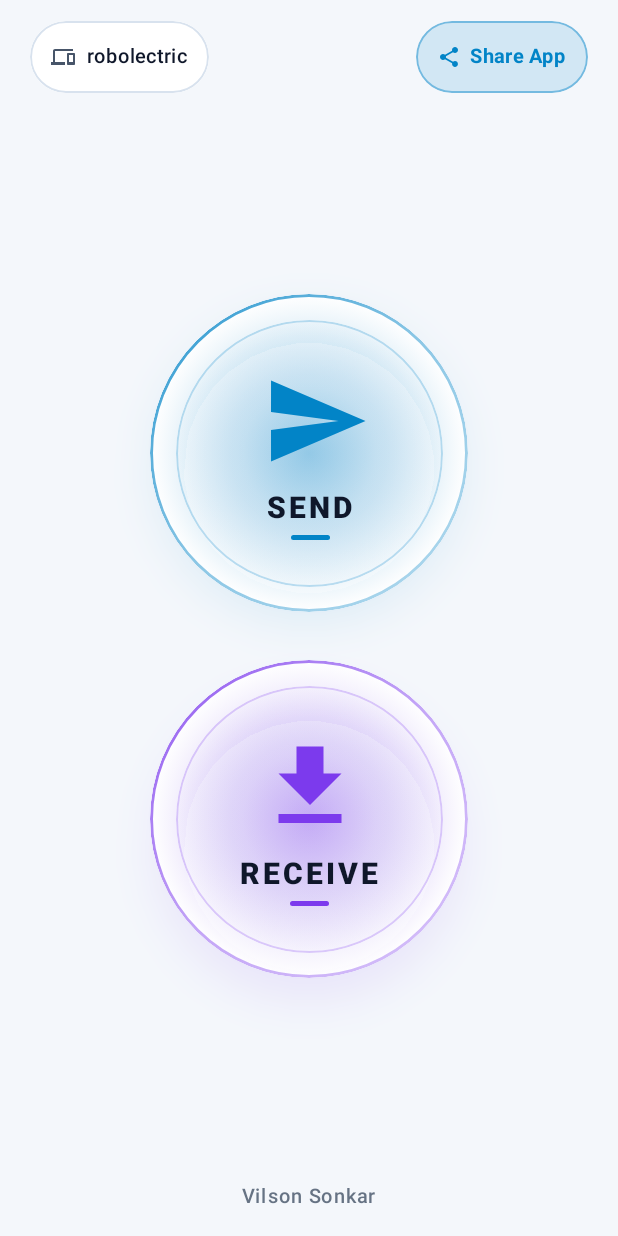
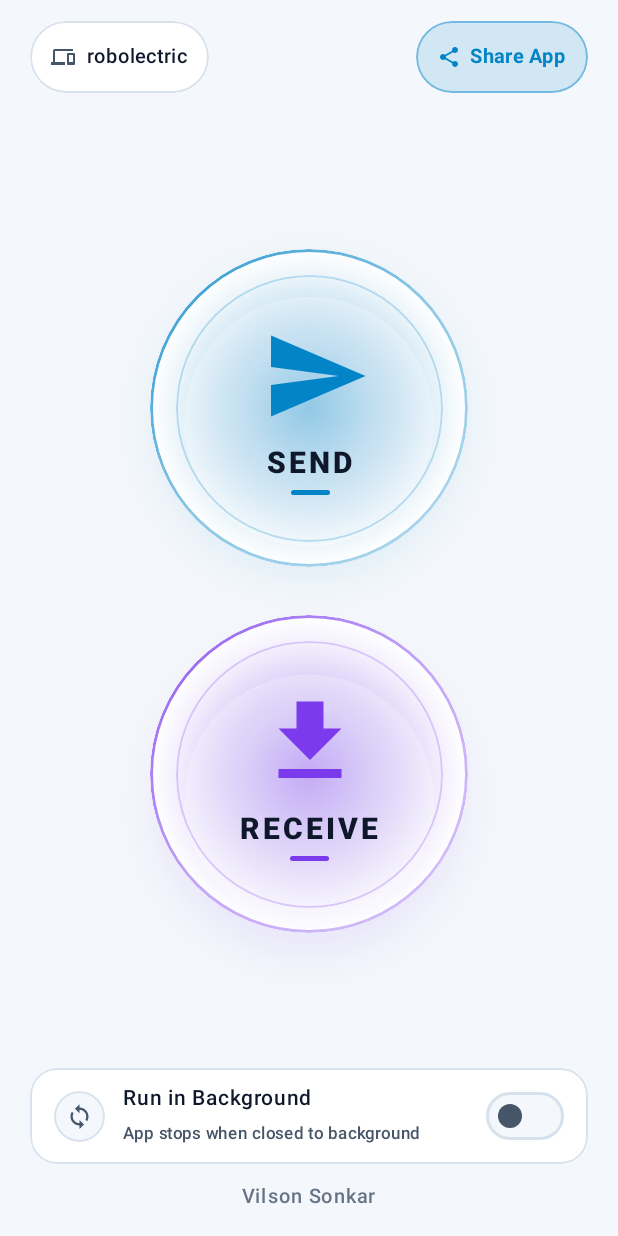
Before and after one commit to Vilson1999/Mini-Share, an Android app built with Jetpack Compose: the screen it shows after launch (MainActivity), on a phone screen of 412 x 824 dp. Run offline under Robolectric (Android 15) with nearby library versions, the phone set to English and light mode, and no system bars.

Commit message:
feat: add background service toggle
- Add UI toggle to control background service persistence.
- Update `TransferForegroundService` to respect background state and lifecycle.
- Add background sync icon and update build configuration for better resource management.

```diff
--- a/app/src/main/java/com/example/MainActivity.kt
+++ b/app/src/main/java/com/example/MainActivity.kt
@@ -317,6 +317,7 @@ fun MainAppContent(
     val storageDisplayName by viewModel.storageDisplayName.collectAsStateWithLifecycle()
     val currentScreen by viewModel.currentScreen.collectAsStateWithLifecycle()
     val connectingDeviceAddress by viewModel.connectingDeviceAddress.collectAsStateWithLifecycle()
+    val runInBackground by viewModel.runInBackground.collectAsStateWithLifecycle()
 
     var pendingAction by remember { mutableStateOf<(() -> Unit)?>(null) }
     var awaitingExternalModal by remember { mutableStateOf(false) }
@@ -425,8 +426,8 @@ fun MainAppContent(
         awaitingExternalModal = false
     }
 
-    LaunchedEffect(isTransferActive) {
-        if (isTransferActive &&
+    LaunchedEffect(runInBackground) {
+        if (runInBackground &&
             !askedNotificationPermission &&
             Build.VERSION.SDK_INT >= Build.VERSION_CODES.TIRAMISU &&
             ContextCompat.checkSelfPermission(context, Manifest.permission.POST_NOTIFICATIONS) != PackageManager.PERMISSION_GRANTED
@@ -437,7 +438,7 @@ fun MainAppContent(
         }
     }
 
-    // Run in background only while a file transfer is active; stop everything when idle
+    // Run in background only when the Run in Background toggle is turned on
     DisposableEffect(lifecycleOwner) {
         val observer = LifecycleEventObserver { _, event ->
             when (event) {
@@ -548,6 +549,10 @@ fun MainAppContent(
                 AppScreen.HOME -> {
                     HomeScreen(
                         userName = userName,
+                        runInBackground = runInBackground,
+                        onToggleRunInBackground = { enabled ->
+                            viewModel.setRunInBackground(enabled)
+                        },
                         onSendClick = {
                             requestActionWithPermissionsAndSettings {
                                 awaitingExternalModal = true
--- a/app/src/main/java/com/example/ui/components/AppIcons.kt
+++ b/app/src/main/java/com/example/ui/components/AppIcons.kt
@@ -106,6 +106,13 @@ object AppIcons {
         )
     }
 
+    val BackgroundSync: ImageVector by lazy {
+        vectorIcon(
+            name = "BackgroundSync",
+            pathData = "M12,4V1L8,5l4,4V6c3.31,0 6,2.69 6,6 0,1.01 -0.25,1.97 -0.7,2.8l1.46,1.46C19.54,15.03 20,13.57 20,12c0,-4.42 -3.58,-8 -8,-8zM12,18c-3.31,0 -6,-2.69 -6,-6 0,-1.01 0.25,-1.97 0.7,-2.8L5.24,7.74C4.46,8.97 4,10.43 4,12c0,4.42 3.58,8 8,8v3l4,-4 -4,-4v3z"
+        )
+    }
+
     private fun vectorIcon(
         name: String,
         pathData: String,
--- a/app/src/main/java/com/example/ui/screens/HomeScreen.kt
+++ b/app/src/main/java/com/example/ui/screens/HomeScreen.kt
@@ -18,9 +18,14 @@ import androidx.compose.foundation.layout.offset
 import androidx.compose.foundation.layout.padding
 import androidx.compose.foundation.layout.size
 import androidx.compose.foundation.layout.width
+import androidx.compose.foundation.layout.widthIn
+import androidx.compose.foundation.selection.toggleable
 import androidx.compose.foundation.shape.CircleShape
+import androidx.compose.foundation.shape.RoundedCornerShape
 import androidx.compose.material3.Icon
 import androidx.compose.material3.MaterialTheme
+import androidx.compose.material3.Switch
+import androidx.compose.material3.SwitchDefaults
 import androidx.compose.material3.Text
 import androidx.compose.material3.ripple
 import androidx.compose.runtime.Composable
@@ -48,6 +53,8 @@ import com.example.ui.theme.ElectricBlue
 @Composable
 fun HomeScreen(
     userName: String,
+    runInBackground: Boolean,
+    onToggleRunInBackground: (Boolean) -> Unit,
     onSendClick: () -> Unit,
     onReceiveClick: () -> Unit,
     onShareApkClick: () -> Unit,
@@ -197,12 +204,108 @@ fun HomeScreen(
             }
         }
 
-        Box(
+        Column(
             modifier = Modifier
                 .fillMaxWidth()
-                .padding(horizontal = 20.dp, vertical = 14.dp),
-            contentAlignment = Alignment.Center
+                .padding(horizontal = 20.dp)
+                .padding(bottom = 14.dp),
+            horizontalAlignment = Alignment.CenterHorizontally
         ) {
+            Row(
+                modifier = Modifier
+                    .widthIn(max = 420.dp)
+                    .fillMaxWidth()
+                    .heightIn(min = 52.dp)
+                    .clip(RoundedCornerShape(18.dp))
+                    .background(
+                        if (runInBackground) colors.primary.copy(alpha = 0.12f)
+                        else colors.surfaceVariant
+                    )
+                    .border(
+                        width = 1.dp,
+                        color = if (runInBackground) colors.primary.copy(alpha = 0.45f) else colors.outline,
+                        shape = RoundedCornerShape(18.dp)
+                    )
+                    .toggleable(
+                        value = runInBackground,
+                        role = Role.Switch,
+                        onValueChange = onToggleRunInBackground
+                    )
+                    .padding(horizontal = 16.dp, vertical = 8.dp)
+                    .testTag("run_in_background_toggle"),
+                verticalAlignment = Alignment.CenterVertically,
+                horizontalArrangement = Arrangement.SpaceBetween
+            ) {
+                Row(
+                    modifier = Modifier.weight(1f),
+                    verticalAlignment = Alignment.CenterVertically
+                ) {
+                    Box(
+                        modifier = Modifier
+                            .size(34.dp)
+                            .clip(CircleShape)
+                            .background(
+                                if (runInBackground) colors.primary.copy(alpha = 0.18f)
+                                else colors.background
+                            )
+                            .border(
+                                width = 1.dp,
+                                color = if (runInBackground) colors.primary.copy(alpha = 0.4f) else colors.outline,
+                                shape = CircleShape
+                            ),
+                        contentAlignment = Alignment.Center
+                    ) {
+                        Icon(
+                            imageVector = AppIcons.BackgroundSync,
+                            contentDescription = null,
+                            tint = if (runInBackground) colors.primary else colors.onSurfaceVariant,
+                            modifier = Modifier.size(18.dp)
+                        )
+                    }
+
+                    Spacer(modifier = Modifier.width(12.dp))
+
+                    Column {
+                        Text(
+                            text = stringResource(R.string.run_in_background),
+                            color = colors.onSurface,
+                            fontSize = 14.sp,
+                            fontWeight = FontWeight.SemiBold,
+                            maxLines = 1,
+                            overflow = TextOverflow.Ellipsis
+                        )
+                        Text(
+                            text = stringResource(
+                                if (runInBackground) R.string.run_in_background_on
+                                else R.string.run_in_background_off
+                            ),
+                            color = if (runInBackground) colors.primary else colors.onSurfaceVariant,
+                            fontSize = 11.sp,
+                            fontWeight = FontWeight.Medium,
+                            maxLines = 1,
+                            overflow = TextOverflow.Ellipsis
+                        )
+                    }
+                }
+
+                Spacer(modifier = Modifier.width(12.dp))
+
+                Switch(
+                    checked = runInBackground,
+                    onCheckedChange = null,
+                    colors = SwitchDefaults.colors(
+                        checkedThumbColor = colors.onPrimary,
+                        checkedTrackColor = colors.primary,
+                        uncheckedThumbColor = colors.onSurfaceVariant,
+                        uncheckedTrackColor = colors.background,
+                        uncheckedBorderColor = colors.outline
+                    ),
+                    modifier = Modifier.testTag("run_in_background_switch")
+                )
+            }
+
+            Spacer(modifier = Modifier.height(10.dp))
+
             Text(
                 text = stringResource(R.string.developer_name),
                 color = colors.onSurfaceVariant.copy(alpha = 0.82f),
--- a/app/src/main/res/drawable/ic_launcher_background.xml
+++ b/app/src/main/res/drawable/ic_launcher_background.xml
@@ -1,5 +1,6 @@
 <?xml version="1.0" encoding="utf-8"?>
 <vector xmlns:android="http://schemas.android.com/apk/res/android"
+    xmlns:aapt="http://schemas.android.com/aapt"
     android:width="108dp"
     android:height="108dp"
     android:viewportWidth="108"
@@ -7,7 +8,6 @@
     <path android:pathData="M0,0h108v108h-108z">
         <aapt:attr name="android:fillColor">
             <gradient
-                xmlns:aapt="http://schemas.android.com/aapt"
                 android:startX="8"
                 android:startY="8"
                 android:endX="100"
--- a/app/src/main/res/values/strings.xml
+++ b/app/src/main/res/values/strings.xml
@@ -7,8 +7,14 @@
     <string name="choose_folder">Choose Folder</string>
     <string name="reset_default">Default</string>
     <string name="developer_name">Vilson Sonkar</string>
-    <string name="transfer_notification_channel_name">File Transfers</string>
-    <string name="transfer_notification_channel_desc">Shows active background file transfer progress</string>
+    <string name="run_in_background">Run in Background</string>
+    <string name="run_in_background_on">App runs in background</string>
+    <string name="run_in_background_off">App stops when closed to background</string>
+    <string name="transfer_notification_channel_name">Background &amp; Transfers</string>
+    <string name="transfer_notification_channel_desc">Keeps Mini Share and active file transfers running in background</string>
+    <string name="background_running_title">Mini Share</string>
+    <string name="background_running_text">Running in background</string>
+    <string name="background_turn_off_action">Turn Off</string>
     <string name="transfer_sending_title">Sending files</string>
     <string name="transfer_receiving_title">Receiving files</string>
     <string name="transfer_cancel_action">Cancel</string>
```
Also changed, not shown: app/build.gradle.kts (+16 -1 lines), app/src/main/java/com/example/transfer/TransferForegroundService.kt (+111 -45 lines), app/src/main/java/com/example/viewmodel/MainViewModel.kt (+67 -10 lines).
